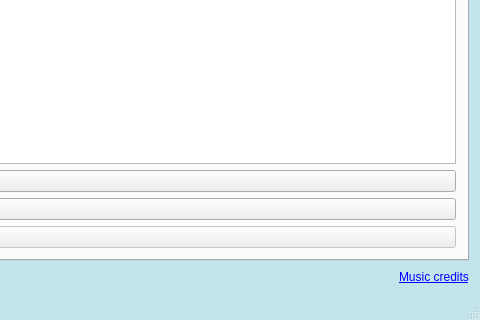
Before: the Qt Designer form Gui-Vln-2016/mainwindow.ui in ivark16/Vln-2016, drawn with Qt 5; both pictures show x 587 to 1067 and y 461 to 781 of the 1067 by 781 pixel window.
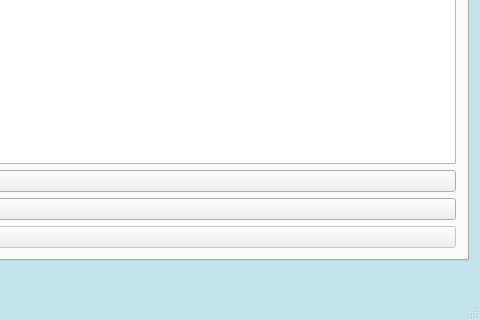
After: the same form once the commit is applied. The open tabs and pages were chosen to show the change. Icons and pictures are not drawn.

Diff of the .ui file:
```diff
--- a/Gui-Vln-2016/mainwindow.ui
+++ b/Gui-Vln-2016/mainwindow.ui
@@ -13,6 +13,12 @@
     <height>781</height>
    </rect>
   </property>
+  <property name="sizePolicy">
+   <sizepolicy hsizetype="Expanding" vsizetype="Expanding">
+    <horstretch>0</horstretch>
+    <verstretch>0</verstretch>
+   </sizepolicy>
+  </property>
   <property name="baseSize">
    <size>
     <width>0</width>
@@ -614,13 +620,6 @@
         </property>
        </spacer>
       </item>
-      <item>
-       <widget class="QLabel" name="label_2">
-        <property name="text">
-         <string>&lt;html&gt;&lt;head/&gt;&lt;body&gt;&lt;p&gt;&lt;a href=&quot;http://www.flashkit.com/loops/Easy_Listening/discohouse-140130084506.html&quot;&gt;&lt;span style=&quot; text-decoration: underline; color:#0000ff;&quot;&gt;Music credits&lt;/span&gt;&lt;/a&gt;&lt;/p&gt;&lt;/body&gt;&lt;/html&gt;</string>
-        </property>
-       </widget>
-      </item>
      </layout>
     </item>
    </layout>
```
Left out of the diff: 34 changed lines with no effect on the pictures.
